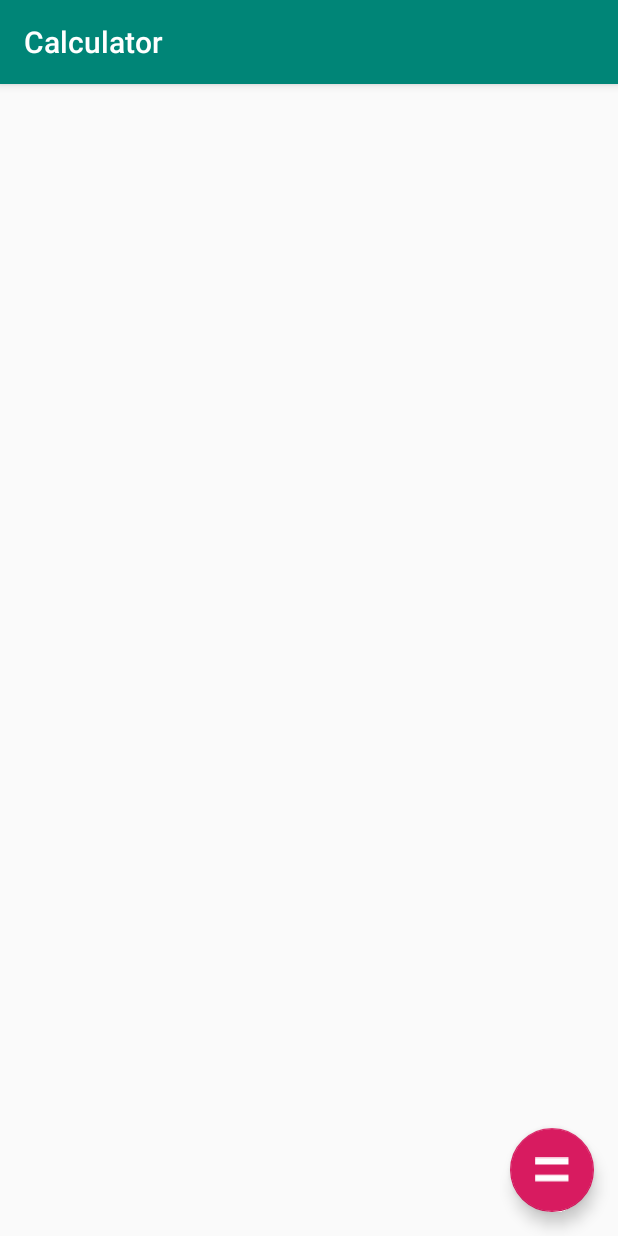
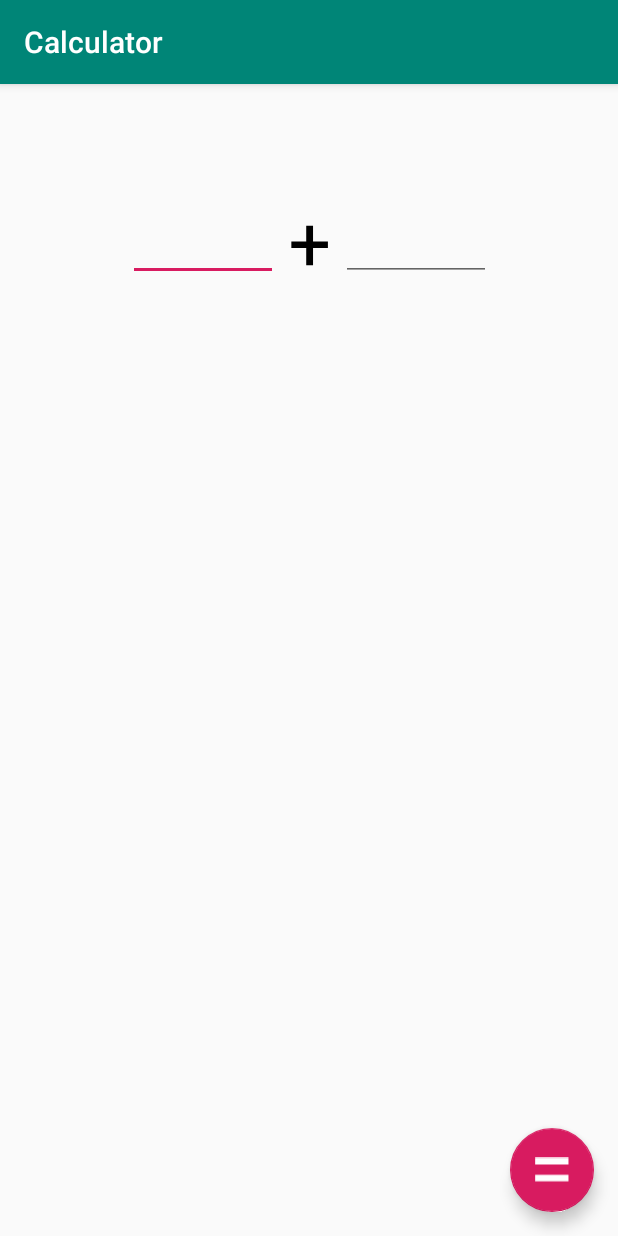
Before and after one commit to richardlewan/Calculator, an Android app: the screen it shows after launch (MainActivity), on a phone screen of 412 x 824 dp. Run offline under Robolectric (Android 15) with nearby library versions, the phone set to English and light mode, and no system bars; our stand-ins replace Timber.

Commit message:
Basic constraints and layout for the inputs and operator.

```diff
--- a/app/src/main/res/layout/content_main.xml
+++ b/app/src/main/res/layout/content_main.xml
@@ -8,4 +8,40 @@
     tools:context=".MainActivity"
     tools:showIn="@layout/activity_main">
 
+    <LinearLayout
+        android:layout_width="wrap_content"
+        android:layout_height="216dp"
+        android:gravity="center_horizontal|center_vertical"
+        android:orientation="horizontal"
+        app:layout_constraintEnd_toEndOf="parent"
+        app:layout_constraintStart_toStartOf="parent"
+        app:layout_constraintTop_toTopOf="parent">
+
+        <EditText
+            android:id="@+id/decimalInput1"
+            android:layout_width="100dp"
+            android:layout_height="47dp"
+            android:ems="10"
+            android:inputType="numberDecimal"
+            android:padding="8dp" />
+
+        <ImageView
+            android:id="@+id/operatorImage"
+            android:layout_width="wrap_content"
+            android:layout_height="wrap_content"
+            android:layout_weight="1"
+            android:maxWidth="26dp"
+            android:paddingLeft="8dp"
+            android:paddingRight="8dp"
+            app:srcCompat="@drawable/ic_add" />
+
+        <EditText
+            android:id="@+id/decimalInput2"
+            android:layout_width="100dp"
+            android:layout_height="47dp"
+            android:ems="10"
+            android:inputType="numberDecimal"
+            android:padding="8dp" />
+    </LinearLayout>
+
 </androidx.constraintlayout.widget.ConstraintLayout>
```
